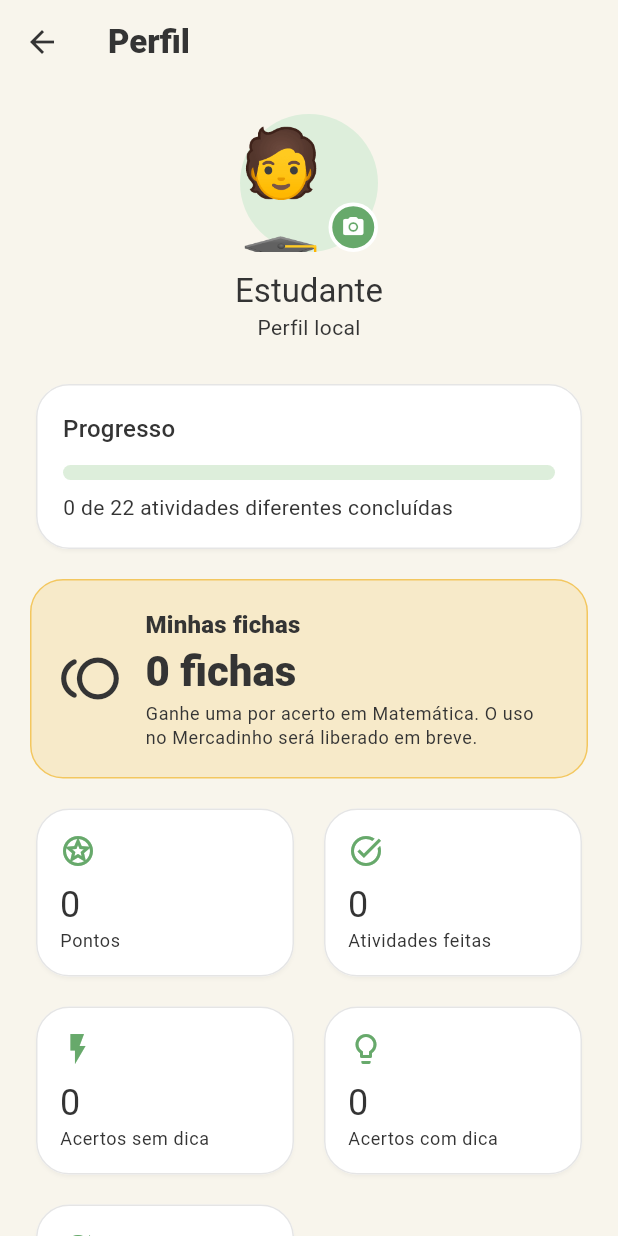
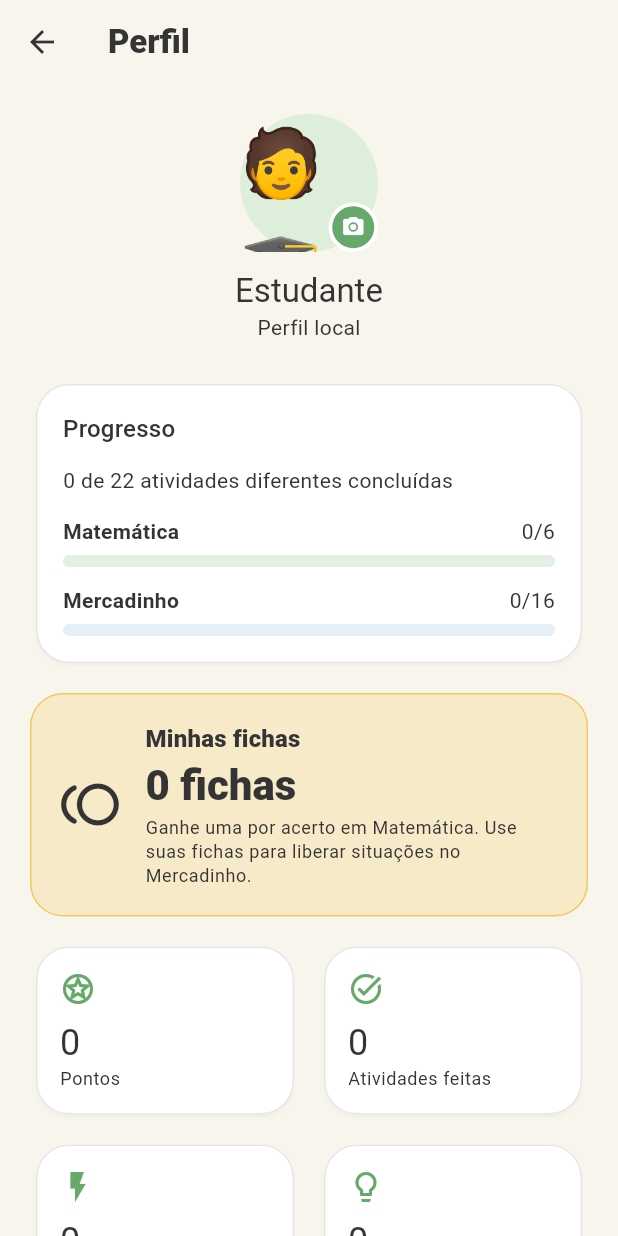
Before and after one commit to Projetos-Moveis-II-2026-2/grupo01-2, a Flutter app: the ProfileScreen screen opened directly, on a phone screen of 412 x 824 dp. Run offline on Flutter 3.47's test engine with Material 3 defaults, Android fonts, the phone set to English and light mode, and no system bars; our stand-ins replace shared_preferences; accounts and stored records are empty.

Commit message:
refatoração: padronizar a formatação e aumentar a clareza do código em múltiplos arquivos.

```diff
--- a/lib/providers/user_progress_provider.dart
+++ b/lib/providers/user_progress_provider.dart
@@ -37,8 +37,8 @@ class UserProgressProvider extends ChangeNotifier {
 
     final independent = record.independentCorrectAnswers;
     final assisted = record.assistedCorrectAnswers;
-    final correctAnswers = (independent > 0 ? independent : 0) +
-        (assisted > 0 ? assisted : 0);
+    final correctAnswers =
+        (independent > 0 ? independent : 0) + (assisted > 0 ? assisted : 0);
     return correctAnswers * tokensPerMathCorrectAnswer;
   }
 
@@ -140,9 +140,8 @@ class UserProgressProvider extends ChangeNotifier {
     }
   }
 
-  int get completedActivityTypes => _profile.completedActivityIds
-      .where(activityIds.contains)
-      .length;
+  int get completedActivityTypes =>
+      _profile.completedActivityIds.where(activityIds.contains).length;
   int get totalActivityTypes => activityIds.length;
   int get independentCorrectAnswers => _profile.independentCorrectAnswers;
   int get assistedCorrectAnswers => _profile.assistedCorrectAnswers;
@@ -153,6 +152,12 @@ class UserProgressProvider extends ChangeNotifier {
       : (completedActivityTypes / totalActivityTypes)
           .clamp(0.0, 1.0)
           .toDouble();
+
+  int get completedMathTypes =>
+      _profile.completedActivityIds.where(mathActivityIds.contains).length;
+
+  int get completedChoiceTypes =>
+      _profile.completedActivityIds.where(choiceActivityIds.contains).length;
 
   Future<void> load() async {
     try {
--- a/lib/screens/home_shell.dart
+++ b/lib/screens/home_shell.dart
@@ -40,12 +40,12 @@ class _HomeShellState extends State<HomeShell> {
       bottomNavigationBar: Container(
         decoration: BoxDecoration(
           color: AppColors.surface,
-          borderRadius: BorderRadius.vertical(top: Radius.circular(24)),
+          borderRadius: const BorderRadius.vertical(top: Radius.circular(24)),
           boxShadow: [
             BoxShadow(
               color: AppColors.textPrimary.withValues(alpha: 0.08),
               blurRadius: 12,
-              offset: Offset(0, -3),
+              offset: const Offset(0, -3),
             ),
           ],
         ),
--- a/lib/screens/math/math_home_screen.dart
+++ b/lib/screens/math/math_home_screen.dart
@@ -84,8 +84,7 @@ class MathHomeScreen extends StatelessWidget {
     );
   }
 
-  void _openDifficultySelection(
-      BuildContext context, MathOperation operation) {
+  void _openDifficultySelection(BuildContext context, MathOperation operation) {
     Navigator.of(context).push(
       MaterialPageRoute(
         builder: (_) => DifficultySelectionScreen(operation: operation),
@@ -129,7 +128,7 @@ class _TokenInfoCard extends StatelessWidget {
                 const SizedBox(height: 4),
                 Text(
                   'Conclua a atividade para guardar as fichas. '
-                  'Em breve, você poderá usá-las no Mercadinho.',
+                  'Use-as para desbloquear situações no Mercadinho.',
                   style: Theme.of(context).textTheme.bodySmall,
                 ),
                 const SizedBox(height: 6),
--- a/lib/screens/profile/profile_screen.dart
+++ b/lib/screens/profile/profile_screen.dart
@@ -134,21 +134,75 @@ class _ProgressCard extends StatelessWidget {
           children: [
             Text('Progresso', style: Theme.of(context).textTheme.titleMedium),
             const SizedBox(height: 12),
-            LinearProgressIndicator(
-              value: progress.progress,
-              minHeight: 10,
-              borderRadius: BorderRadius.circular(8),
-              backgroundColor: AppColors.primaryLight,
-              color: AppColors.primary,
-            ),
-            const SizedBox(height: 8),
             Text(
               '${progress.completedActivityTypes} de '
               '${progress.totalActivityTypes} atividades diferentes concluídas',
               style: Theme.of(context).textTheme.bodyMedium,
             ),
+            const SizedBox(height: 14),
+            _ModuleProgress(
+              label: 'Matemática',
+              completed: progress.completedMathTypes,
+              total: UserProgressProvider.mathActivityIds.length,
+              color: AppColors.primary,
+            ),
+            const SizedBox(height: 12),
+            _ModuleProgress(
+              label: 'Mercadinho',
+              completed: progress.completedChoiceTypes,
+              total: UserProgressProvider.choiceActivityIds.length,
+              color: AppColors.secondary,
+            ),
           ],
         ),
+      ),
+    );
+  }
+}
+
+class _ModuleProgress extends StatelessWidget {
+  final String label;
+  final int completed;
+  final int total;
+  final Color color;
+
+  const _ModuleProgress({
+    required this.label,
+    required this.completed,
+    required this.total,
+    required this.color,
+  });
+
+  @override
+  Widget build(BuildContext context) {
+    final value = total == 0 ? 0.0 : (completed / total).clamp(0.0, 1.0);
+    return Semantics(
+      label: '$label: $completed de $total atividades concluídas',
+      child: Column(
+        crossAxisAlignment: CrossAxisAlignment.start,
+        children: [
+          Row(
+            children: [
+              Expanded(
+                child: Text(
+                  label,
+                  style: Theme.of(context).textTheme.bodyMedium?.copyWith(
+                        fontWeight: FontWeight.w700,
+                      ),
+                ),
+              ),
+              Text('$completed/$total'),
+            ],
+          ),
+          const SizedBox(height: 6),
+          LinearProgressIndicator(
+            value: value,
+            minHeight: 8,
+            borderRadius: BorderRadius.circular(8),
+            backgroundColor: color.withValues(alpha: 0.18),
+            color: color,
+          ),
+        ],
       ),
     );
   }
@@ -172,7 +226,8 @@ class _TokenBalanceCard extends StatelessWidget {
       ),
       child: Row(
         children: [
-          const Icon(Icons.toll_rounded, size: 42, color: AppColors.textPrimary),
+          const Icon(Icons.toll_rounded,
+              size: 42, color: AppColors.textPrimary),
           const SizedBox(width: 16),
           Expanded(
             child: Column(
@@ -193,7 +248,7 @@ class _TokenBalanceCard extends StatelessWidget {
                 const SizedBox(height: 3),
                 Text(
                   'Ganhe uma por acerto em Matemática. '
-                  'O uso no Mercadinho será liberado em breve.',
+                  'Use suas fichas para liberar situações no Mercadinho.',
                   style: Theme.of(context).textTheme.bodySmall,
                 ),
               ],
@@ -248,16 +303,24 @@ class _ActivityHistoryCard extends StatelessWidget {
   @override
   Widget build(BuildContext context) {
     final date = record.completedAt.toLocal();
-    final dateLabel =
-        '${date.day.toString().padLeft(2, '0')}/'
+    final dateLabel = '${date.day.toString().padLeft(2, '0')}/'
         '${date.month.toString().padLeft(2, '0')}/'
         '${date.year}';
 
     return Card(
       child: ListTile(
-        leading: const CircleAvatar(
-          backgroundColor: AppColors.primaryLight,
-          child: Icon(Icons.shopping_basket_outlined, color: AppColors.primary),
+        leading: CircleAvatar(
+          backgroundColor: record.activityId.startsWith('choice')
+              ? AppColors.secondaryLight
+              : AppColors.primaryLight,
+          child: Icon(
+            record.activityId.startsWith('choice')
+                ? Icons.shopping_basket_outlined
+                : Icons.calculate_outlined,
+            color: record.activityId.startsWith('choice')
+                ? AppColors.secondary
+                : AppColors.primary,
+          ),
         ),
         title: Text(record.activityName),
         subtitle: Text(
@@ -310,7 +373,12 @@ class _AvatarButton extends StatelessWidget {
   Widget build(BuildContext context) {
     final avatar = AppAvatar.byId(avatarId);
 
-    return InkWell(
+    return Semantics(
+      button: true,
+      label: 'Avatar ${avatar.name}. Alterar foto de perfil',
+      child: Tooltip(
+        message: 'Alterar foto de perfil',
+        child: InkWell(
           onTap: onTap,
           borderRadius: BorderRadius.circular(50),
           child: Stack(
@@ -342,6 +410,8 @@ class _AvatarButton extends StatelessWidget {
                 ),
               ),
             ],
+          ),
+        ),
       ),
     );
   }
--- a/lib/widgets/choice_learning_dialog.dart
+++ b/lib/widgets/choice_learning_dialog.dart
@@ -27,7 +27,8 @@ class ChoiceLearningDialog extends StatelessWidget {
   @override
   Widget build(BuildContext context) {
     final avatar = AppAvatar.byId(avatarId);
-    final highlightColor = isHint ? AppColors.secondaryLight : AppColors.primaryLight;
+    final highlightColor =
+        isHint ? AppColors.secondaryLight : AppColors.primaryLight;
     final titleStyle = Theme.of(context).textTheme.titleLarge?.copyWith(
           fontWeight: FontWeight.w800,
           color: AppColors.textPrimary,
@@ -52,7 +53,7 @@ class ChoiceLearningDialog extends StatelessWidget {
             ),
             child: avatarChosen
                 ? Text(avatar.emoji, style: const TextStyle(fontSize: 38))
-                : Icon(Icons.lightbulb_rounded,
+                : const Icon(Icons.lightbulb_rounded,
                     size: 42, color: AppColors.textPrimary),
           ),
           const SizedBox(height: 12),
--- a/lib/widgets/stat_badge.dart
+++ b/lib/widgets/stat_badge.dart
@@ -28,7 +28,7 @@ class StatBadge extends StatelessWidget {
             BoxShadow(
               color: AppColors.textPrimary.withValues(alpha: 0.08),
               blurRadius: 8,
-              offset: Offset(0, 3),
+              offset: const Offset(0, 3),
             ),
           ],
         ),
```
Also changed, not shown: lib/screens/choices/choice_detail_screen.dart (+12 -12 lines), lib/screens/choices/choices_difficulty_screen.dart (+8 -7 lines), lib/screens/math/math_exercise_screen.dart (+62 -13 lines), lib/theme/app_theme.dart (+8 -5 lines), pubspec.lock. Lines whose indentation alone changed are shown as unchanged.
